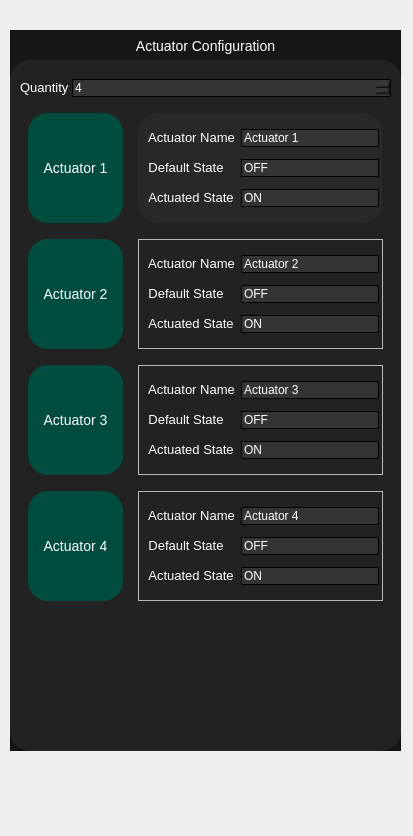
Qt form configuration_section_widgets/actuator_configuration.ui (itumtalaiteam/Denizalti) before a commit.
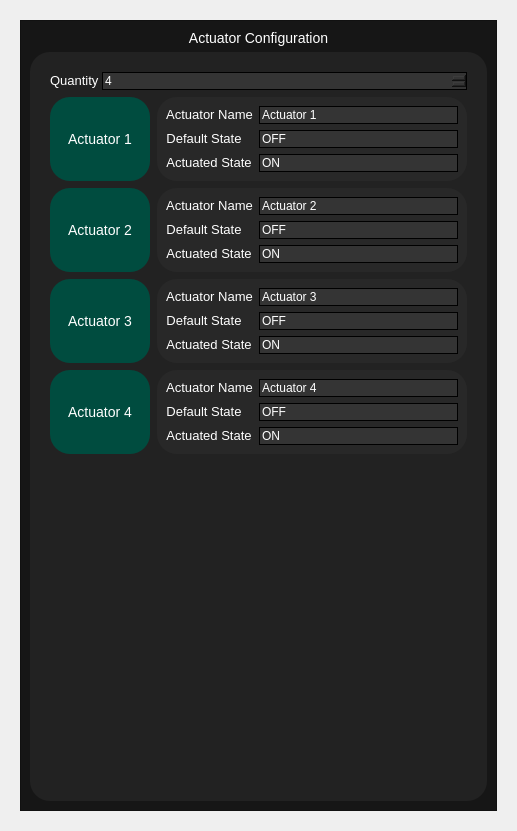
The same form after that commit.

Commit message: Flexibility additions and Configuration Section Update

What changed in the file:
```diff
--- a/configuration_section_widgets/actuator_configuration.ui
+++ b/configuration_section_widgets/actuator_configuration.ui
@@ -6,31 +6,19 @@
    <rect>
     <x>0</x>
     <y>0</y>
-    <width>413</width>
-    <height>836</height>
+    <width>517</width>
+    <height>831</height>
    </rect>
   </property>
   <property name="windowTitle">
    <string>Form</string>
   </property>
+  <layout class="QVBoxLayout" name="verticalLayout_5">
+   <item>
   <widget class="QWidget" name="config_actuator_config_widget" native="true">
-   <property name="geometry">
-    <rect>
-     <x>10</x>
-     <y>30</y>
-     <width>391</width>
-     <height>721</height>
-    </rect>
-   </property>
+     <layout class="QVBoxLayout" name="verticalLayout_4">
+      <item>
    <widget class="QFrame" name="config_actuator_config">
-    <property name="geometry">
-     <rect>
-      <x>0</x>
-      <y>0</y>
-      <width>391</width>
-      <height>721</height>
-     </rect>
-    </property>
     <property name="styleSheet">
      <string notr="true">QFrame#config_actuator_config{
 background-color:	rgba(22,22,22,255);
@@ -42,14 +30,14 @@
     <property name="frameShadow">
      <enum>QFrame::Raised</enum>
     </property>
+        <layout class="QVBoxLayout" name="verticalLayout_2">
+         <item>
     <widget class="QLabel" name="config_label_actuator_config">
-     <property name="geometry">
-      <rect>
-       <x>100</x>
-       <y>0</y>
-       <width>191</width>
-       <height>31</height>
-      </rect>
+           <property name="sizePolicy">
+            <sizepolicy hsizetype="Expanding" vsizetype="Fixed">
+             <horstretch>0</horstretch>
+             <verstretch>0</verstretch>
+            </sizepolicy>
      </property>
      <property name="styleSheet">
       <string notr="true">color:White;
@@ -59,18 +47,12 @@
       <string>Actuator Configuration</string>
      </property>
      <property name="alignment">
-      <set>Qt::AlignCenter</set>
-     </property>
-    </widget>
+            <set>Qt::AlignBottom|Qt::AlignHCenter</set>
+           </property>
+          </widget>
+         </item>
+         <item>
     <widget class="QFrame" name="config_frame_actuator_config">
-     <property name="geometry">
-      <rect>
-       <x>0</x>
-       <y>30</y>
-       <width>391</width>
-       <height>691</height>
-      </rect>
-     </property>
      <property name="styleSheet">
       <string notr="true">QFrame#config_frame_actuator_config {
 background-color: rgba(34,34,34,255);
@@ -103,19 +85,24 @@
      <property name="frameShadow">
       <enum>QFrame::Raised</enum>
      </property>
-     <widget class="QWidget" name="verticalLayoutWidget">
-      <property name="geometry">
-       <rect>
-        <x>10</x>
-        <y>10</y>
-        <width>371</width>
-        <height>541</height>
-       </rect>
-      </property>
+           <layout class="QVBoxLayout" name="verticalLayout">
+            <item>
       <layout class="QVBoxLayout" name="verticalLayout_3">
        <property name="spacing">
         <number>7</number>
        </property>
+              <property name="leftMargin">
+               <number>11</number>
+              </property>
+              <property name="topMargin">
+               <number>11</number>
+              </property>
+              <property name="rightMargin">
+               <number>11</number>
+              </property>
+              <property name="bottomMargin">
+               <number>11</number>
+              </property>
        <item>
         <layout class="QHBoxLayout" name="horizontalLayout">
          <property name="spacing">
@@ -154,22 +141,40 @@
        </item>
        <item>
         <layout class="QHBoxLayout" name="horizontalLayout_2">
+                <property name="leftMargin">
+                 <number>0</number>
+                </property>
+                <property name="topMargin">
+                 <number>0</number>
+                </property>
+                <property name="rightMargin">
+                 <number>0</number>
+                </property>
+                <property name="bottomMargin">
+                 <number>0</number>
+                </property>
          <item>
           <widget class="QLabel" name="config_label_actuator_1">
+                  <property name="sizePolicy">
+                   <sizepolicy hsizetype="Preferred" vsizetype="Preferred">
+                    <horstretch>0</horstretch>
+                    <verstretch>0</verstretch>
+                   </sizepolicy>
+                  </property>
            <property name="minimumSize">
             <size>
-             <width>95</width>
-             <height>110</height>
+                    <width>100</width>
+                    <height>0</height>
             </size>
            </property>
            <property name="maximumSize">
             <size>
-             <width>95</width>
-             <height>110</height>
+                    <width>16777215</width>
+                    <height>16777215</height>
             </size>
            </property>
            <property name="styleSheet">
-            <string notr="true">background-color: rgba(0,77,63,255);
+                   <string notr="true">background-color: rgba(0,76,63,255);
 border-radius: 20px;
 font-size: 14px;</string>
            </property>
@@ -183,22 +188,29 @@
          </item>
          <item>
           <widget class="QFrame" name="config_frame_actuator_1">
+                  <property name="sizePolicy">
+                   <sizepolicy hsizetype="Expanding" vsizetype="Fixed">
+                    <horstretch>0</horstretch>
+                    <verstretch>0</verstretch>
+                   </sizepolicy>
+                  </property>
            <property name="minimumSize">
             <size>
-             <width>200</width>
-             <height>110</height>
+                    <width>0</width>
+                    <height>0</height>
             </size>
            </property>
            <property name="maximumSize">
             <size>
-             <width>245</width>
-             <height>110</height>
+                    <width>16777215</width>
+                    <height>16777215</height>
             </size>
            </property>
            <property name="styleSheet">
             <string notr="true">QFrame#config_frame_actuator_1{
 background-color: rgba(40,40,40,255);
 border-radius: 20px;
+width:250px;
 }
 </string>
            </property>
@@ -208,16 +220,16 @@
            <property name="frameShadow">
             <enum>QFrame::Raised</enum>
            </property>
-           <widget class="QWidget" name="gridLayoutWidget_5">
-            <property name="geometry">
-             <rect>
-              <x>10</x>
-              <y>10</y>
-              <width>231</width>
-              <height>92</height>
-             </rect>
-            </property>
+                  <layout class="QVBoxLayout" name="verticalLayout_8">
+                   <item>
             <layout class="QGridLayout" name="gridLayout_5">
+                     <item row="1" column="1">
+                      <widget class="QLineEdit" name="config_lineedit_default_state_1">
+                       <property name="text">
+                        <string>OFF</string>
+                       </property>
+                      </widget>
+                     </item>
              <item row="0" column="0">
               <widget class="QLabel" name="config_label_actuator_name_1">
                <property name="sizePolicy">
@@ -233,64 +245,14 @@
                 <set>Qt::AlignCenter</set>
                </property>
                <property name="buddy">
-                <cstring>config_label_actuator_quantity</cstring>
-               </property>
-              </widget>
-             </item>
-             <item row="1" column="0">
-              <widget class="QLabel" name="config_label_actuator_default_state_1">
-               <property name="sizePolicy">
-                <sizepolicy hsizetype="Fixed" vsizetype="Fixed">
-                 <horstretch>0</horstretch>
-                 <verstretch>0</verstretch>
-                </sizepolicy>
-               </property>
-               <property name="text">
-                <string>Default State</string>
-               </property>
-               <property name="alignment">
-                <set>Qt::AlignCenter</set>
-               </property>
-               <property name="buddy">
-                <cstring>config_label_actuator_quantity</cstring>
+                        <cstring>config_label_test_speed</cstring>
                </property>
               </widget>
              </item>
              <item row="0" column="1">
-              <widget class="QLineEdit" name="cpanel_ledit_actuator_name_1">
-               <property name="sizePolicy">
-                <sizepolicy hsizetype="Expanding" vsizetype="Fixed">
-                 <horstretch>0</horstretch>
-                 <verstretch>0</verstretch>
-                </sizepolicy>
-               </property>
-               <property name="styleSheet">
-                <string notr="true"/>
-               </property>
+                      <widget class="QLineEdit" name="config_lineedit_actuator_name_1">
                <property name="text">
                 <string>Actuator 1</string>
-               </property>
-               <property name="readOnly">
-                <bool>true</bool>
-               </property>
-              </widget>
-             </item>
-             <item row="1" column="1">
-              <widget class="QLineEdit" name="cpanel_ledit_actuator_default_state_1">
-               <property name="sizePolicy">
-                <sizepolicy hsizetype="Expanding" vsizetype="Fixed">
-                 <horstretch>0</horstretch>
-                 <verstretch>0</verstretch>
-                </sizepolicy>
-               </property>
-               <property name="styleSheet">
-                <string notr="true"/>
-               </property>
-               <property name="text">
-                <string>OFF</string>
-               </property>
-               <property name="readOnly">
-                <bool>true</bool>
                </property>
               </widget>
              </item>
@@ -309,53 +271,79 @@
                 <set>Qt::AlignCenter</set>
                </property>
                <property name="buddy">
-                <cstring>config_label_actuator_quantity</cstring>
+                        <cstring>config_label_test_speed</cstring>
                </property>
               </widget>
              </item>
-             <item row="2" column="1">
-              <widget class="QLineEdit" name="cpanel_ledit_actuator_actuated_state_1">
+                     <item row="1" column="0">
+                      <widget class="QLabel" name="config_label_actuator_default_state_1">
                <property name="sizePolicy">
-                <sizepolicy hsizetype="Expanding" vsizetype="Fixed">
+                        <sizepolicy hsizetype="Fixed" vsizetype="Fixed">
                  <horstretch>0</horstretch>
                  <verstretch>0</verstretch>
                 </sizepolicy>
                </property>
-               <property name="styleSheet">
-                <string notr="true"/>
-               </property>
+                       <property name="text">
+                        <string>Default State</string>
+                       </property>
+                       <property name="alignment">
+                        <set>Qt::AlignCenter</set>
+                       </property>
+                       <property name="buddy">
+                        <cstring>config_label_test_speed</cstring>
+                       </property>
+                      </widget>
+                     </item>
+                     <item row="2" column="1">
+                      <widget class="QLineEdit" name="config_lineedit_actuator_actuated_state_1">
                <property name="text">
                 <string>ON</string>
                </property>
-               <property name="readOnly">
-                <bool>true</bool>
-               </property>
               </widget>
              </item>
             </layout>
-           </widget>
+                   </item>
+                  </layout>
           </widget>
          </item>
         </layout>
        </item>
        <item>
         <layout class="QHBoxLayout" name="horizontalLayout_3">
+                <property name="leftMargin">
+                 <number>0</number>
+                </property>
+                <property name="topMargin">
+                 <number>0</number>
+                </property>
+                <property name="rightMargin">
+                 <number>0</number>
+                </property>
+                <property name="bottomMargin">
+                 <number>0</number>
+                </property>
          <item>
           <widget class="QLabel" name="config_label_actuator_2">
+                  <property name="sizePolicy">
+                   <sizepolicy hsizetype="Preferred" vsizetype="Preferred">
+                    <horstretch>0</horstretch>
+                    <verstretch>0</verstretch>
+                   </sizepolicy>
+                  </property>
            <property name="minimumSize">
             <size>
-             <width>95</width>
-             <height>110</height>
+                    <width>100</width>
+                    <height>0</height>
             </size>
            </property>
            <property name="maximumSize">
             <size>
-             <width>95</width>
-             <height>110</height>
+                    <width>16777215</width>
+                    <height>16777215</height>
             </size>
            </property>
            <property name="styleSheet">
-            <string notr="true">background-color: rgba(0,77,63,255);
+                   <string notr="true">background-color: rgba(0,76,63,255);
 border-radius: 20px;
 font-size: 14px;</string>
            </property>
@@ -369,22 +357,29 @@
          </item>
          <item>
           <widget class="QFrame" name="config_frame_actuator_2">
+                  <property name="sizePolicy">
+                   <sizepolicy hsizetype="Expanding" vsizetype="Fixed">
+                    <horstretch>0</horstretch>
+                    <verstretch>0</verstretch>
+                   </sizepolicy>
+                  </property>
            <property name="minimumSize">
             <size>
-             <width>200</width>
-             <height>110</height>
+                    <width>0</width>
+                    <height>0</height>
             </size>
            </property>
            <property name="maximumSize">
             <size>
-             <width>245</width>
-             <height>110</height>
+                    <width>16777215</width>
+                    <height>16777215</height>
             </size>
            </property>
            <property name="styleSheet">
-            <string notr="true">QFrame#config_frame_actuator_1{
+                   <string notr="true">QFrame#config_frame_actuator_2{
 background-color: rgba(40,40,40,255);
 border-radius: 20px;
+width:250px;
 }
 </string>
            </property>
@@ -394,16 +389,16 @@
            <property name="frameShadow">
             <enum>QFrame::Raised</enum>
            </property>
-           <widget class="QWidget" name="gridLayoutWidget_6">
-            <property name="geometry">
-             <rect>
-              <x>10</x>
-              <y>10</y>
-              <width>231</width>
-              <height>92</height>
-             </rect>
-            </property>
+                  <layout class="QVBoxLayout" name="verticalLayout_9">
+                   <item>
             <layout class="QGridLayout" name="gridLayout_6">
+                     <item row="1" column="1">
+                      <widget class="QLineEdit" name="config_lineedit_default_state_2">
+                       <property name="text">
+                        <string>OFF</string>
+                       </property>
+                      </widget>
+                     </item>
              <item row="0" column="0">
               <widget class="QLabel" name="config_label_actuator_name_2">
                <property name="sizePolicy">
@@ -419,64 +414,14 @@
                 <set>Qt::AlignCenter</set>
                </property>
                <property name="buddy">
-                <cstring>config_label_actuator_quantity</cstring>
-               </property>
-              </widget>
-             </item>
-             <item row="1" column="0">
-              <widget class="QLabel" name="config_label_actuator_default_state_2">
-               <property name="sizePolicy">
-                <sizepolicy hsizetype="Fixed" vsizetype="Fixed">
-                 <horstretch>0</horstretch>
-                 <verstretch>0</verstretch>
-                </sizepolicy>
-               </property>
-               <property name="text">
-                <string>Default State</string>
-               </property>
-               <property name="alignment">
-                <set>Qt::AlignCenter</set>
-               </property>
-               <property name="buddy">
-                <cstring>config_label_actuator_quantity</cstring>
+                        <cstring>config_label_test_speed</cstring>
                </property>
               </widget>
              </item>
              <item row="0" column="1">
-              <widget class="QLineEdit" name="cpanel_ledit_actuator_name_2">
-               <property name="sizePolicy">
-                <sizepolicy hsizetype="Expanding" vsizetype="Fixed">
-                 <horstretch>0</horstretch>
-                 <verstretch>0</verstretch>
-                </sizepolicy>
-               </property>
-               <property name="styleSheet">
-                <string notr="true"/>
-               </property>
+                      <widget class="QLineEdit" name="config_lineedit_actuator_name_2">
                <property name="text">
                 <string>Actuator 2</string>
-               </property>
-               <property name="readOnly">
-                <bool>true</bool>
-               </property>
-              </widget>
-             </item>
-             <item row="1" column="1">
-              <widget class="QLineEdit" name="cpanel_ledit_actuator_default_state_2">
-               <property name="sizePolicy">
-                <sizepolicy hsizetype="Expanding" vsizetype="Fixed">
-                 <horstretch>0</horstretch>
-                 <verstretch>0</verstretch>
-                </sizepolicy>
-               </property>
-               <property name="styleSheet">
-                <string notr="true"/>
-               </property>
-               <property name="text">
-                <string>OFF</string>
-               </property>
-               <property name="readOnly">
-                <bool>true</bool>
                </property>
               </widget>
              </item>
@@ -495,53 +440,79 @@
                 <set>Qt::AlignCenter</set>
                </property>
                <property name="buddy">
-                <cstring>config_label_actuator_quantity</cstring>
+                        <cstring>config_label_test_speed</cstring>
                </property>
               </widget>
              </item>
-             <item row="2" column="1">
-              <widget class="QLineEdit" name="cpanel_ledit_actuator_actuated_state_2">
+                     <item row="1" column="0">
+                      <widget class="QLabel" name="config_label_actuator_default_state_2">
                <property name="sizePolicy">
-                <sizepolicy hsizetype="Expanding" vsizetype="Fixed">
+                        <sizepolicy hsizetype="Fixed" vsizetype="Fixed">
                  <horstretch>0</horstretch>
                  <verstretch>0</verstretch>
                 </sizepolicy>
                </property>
-               <property name="styleSheet">
-                <string notr="true"/>
-               </property>
+                       <property name="text">
+                        <string>Default State</string>
+                       </property>
+                       <property name="alignment">
+                        <set>Qt::AlignCenter</set>
+                       </property>
+                       <property name="buddy">
+                        <cstring>config_label_test_speed</cstring>
+                       </property>
+                      </widget>
+                     </item>
+                     <item row="2" column="1">
+                      <widget class="QLineEdit" name="config_lineedit_actuator_actuated_state_2">
                <property name="text">
                 <string>ON</string>
                </property>
-               <property name="readOnly">
-                <bool>true</bool>
-               </property>
               </widget>
              </item>
             </layout>
-           </widget>
+                   </item>
+                  </layout>
           </widget>
          </item>
         </layout>
        </item>
        <item>
         <layout class="QHBoxLayout" name="horizontalLayout_4">
+                <property name="leftMargin">
+                 <number>0</number>
+                </property>
+                <property name="topMargin">
+                 <number>0</number>
+                </property>
+                <property name="rightMargin">
+                 <number>0</number>
+                </property>
+                <property name="bottomMargin">
+                 <number>0</number>
+                </property>
          <item>
           <widget class="QLabel" name="config_label_actuator_3">
+                  <property name="sizePolicy">
+                   <sizepolicy hsizetype="Preferred" vsizetype="Preferred">
+                    <horstretch>0</horstretch>
+                    <verstretch>0</verstretch>
+                   </sizepolicy>
+                  </property>
            <property name="minimumSize">
             <size>
-             <width>95</width>
-             <height>110</height>
+                    <width>100</width>
+                    <height>0</height>
             </size>
            </property>
            <property name="maximumSize">
             <size>
-             <width>95</width>
-             <height>110</height>
+                    <width>16777215</width>
+                    <height>16777215</height>
             </size>
            </property>
            <property name="styleSheet">
-            <string notr="true">background-color: rgba(0,77,63,255);
+                   <string notr="true">background-color: rgba(0,76,63,255);
 border-radius: 20px;
 font-size: 14px;</string>
            </property>
@@ -555,22 +526,29 @@
          </item>
          <item>
           <widget class="QFrame" name="config_frame_actuator_3">
+                  <property name="sizePolicy">
+                   <sizepolicy hsizetype="Expanding" vsizetype="Fixed">
+                    <horstretch>0</horstretch>
+                    <verstretch>0</verstretch>
+                   </sizepolicy>
+                  </property>
            <property name="minimumSize">
             <size>
-             <width>200</width>
-             <height>110</height>
+                    <width>0</width>
+                    <height>0</height>
             </size>
            </property>
            <property name="maximumSize">
             <size>
-             <width>245</width>
-             <height>110</height>
+                    <width>16777215</width>
+                    <height>16777215</height>
             </size>
            </property>
            <property name="styleSheet">
-            <string notr="true">QFrame#config_frame_actuator_1{
+                   <string notr="true">QFrame#config_frame_actuator_3{
 background-color: rgba(40,40,40,255);
 border-radius: 20px;
+width:250px;
 }
 </string>
            </property>
@@ -580,16 +558,16 @@
            <property name="frameShadow">
             <enum>QFrame::Raised</enum>
            </property>
-           <widget class="QWidget" name="gridLayoutWidget_7">
-            <property name="geometry">
-             <rect>
-              <x>10</x>
-              <y>10</y>
-              <width>231</width>
-              <height>92</height>
-             </rect>
-            </property>
+                  <layout class="QVBoxLayout" name="verticalLayout_10">
+                   <item>
             <layout class="QGridLayout" name="gridLayout_7">
+                     <item row="1" column="1">
+                      <widget class="QLineEdit" name="config_lineedit_default_state_3">
+                       <property name="text">
+                        <string>OFF</string>
+                       </property>
+                      </widget>
+                     </item>
              <item row="0" column="0">
               <widget class="QLabel" name="config_label_actuator_name_3">
                <property name="sizePolicy">
@@ -605,64 +583,14 @@
                 <set>Qt::AlignCenter</set>
                </property>
                <property name="buddy">
-                <cstring>config_label_actuator_quantity</cstring>
-               </property>
-              </widget>
-             </item>
-             <item row="1" column="0">
-              <widget class="QLabel" name="config_label_actuator_default_state_3">
-               <property name="sizePolicy">
-                <sizepolicy hsizetype="Fixed" vsizetype="Fixed">
-                 <horstretch>0</horstretch>
-                 <verstretch>0</verstretch>
-                </sizepolicy>
-               </property>
-               <property name="text">
-                <string>Default State</string>
-               </property>
-               <property name="alignment">
-                <set>Qt::AlignCenter</set>
-               </property>
-               <property name="buddy">
-                <cstring>config_label_actuator_quantity</cstring>
+                        <cstring>config_label_test_speed</cstring>
                </property>
               </widget>
              </item>
              <item row="0" column="1">
-              <widget class="QLineEdit" name="cpanel_ledit_actuator_name_3">
-               <property name="sizePolicy">
-                <sizepolicy hsizetype="Expanding" vsizetype="Fixed">
-                 <horstretch>0</horstretch>
-                 <verstretch>0</verstretch>
-                </sizepolicy>
-               </property>
-               <property name="styleSheet">
-                <string notr="true"/>
-               </property>
+                      <widget class="QLineEdit" name="config_lineedit_actuator_name_3">
                <property name="text">
                 <string>Actuator 3</string>
-               </property>
-               <property name="readOnly">
-                <bool>true</bool>
-               </property>
-              </widget>
-             </item>
-             <item row="1" column="1">
-              <widget class="QLineEdit" name="cpanel_ledit_actuator_default_state_3">
-               <property name="sizePolicy">
-                <sizepolicy hsizetype="Expanding" vsizetype="Fixed">
-                 <horstretch>0</horstretch>
-                 <verstretch>0</verstretch>
-                </sizepolicy>
-               </property>
-               <property name="styleSheet">
-                <string notr="true"/>
-               </property>
-               <property name="text">
-                <string>OFF</string>
-               </property>
-               <property name="readOnly">
-                <bool>true</bool>
                </property>
               </widget>
              </item>
@@ -681,53 +609,79 @@
                 <set>Qt::AlignCenter</set>
                </property>
                <property name="buddy">
-                <cstring>config_label_actuator_quantity</cstring>
+                        <cstring>config_label_test_speed</cstring>
                </property>
               </widget>
              </item>
-             <item row="2" column="1">
-              <widget class="QLineEdit" name="cpanel_ledit_actuator_actuated_state_3">
+                     <item row="1" column="0">
+                      <widget class="QLabel" name="config_label_actuator_default_state_3">
                <property name="sizePolicy">
-                <sizepolicy hsizetype="Expanding" vsizetype="Fixed">
+                        <sizepolicy hsizetype="Fixed" vsizetype="Fixed">
                  <horstretch>0</horstretch>
                  <verstretch>0</verstretch>
                 </sizepolicy>
                </property>
-               <property name="styleSheet">
-                <string notr="true"/>
-               </property>
+                       <property name="text">
+                        <string>Default State</string>
+                       </property>
+                       <property name="alignment">
+                        <set>Qt::AlignCenter</set>
+                       </property>
+                       <property name="buddy">
+                        <cstring>config_label_test_speed</cstring>
+                       </property>
+                      </widget>
+                     </item>
+                     <item row="2" column="1">
+                      <widget class="QLineEdit" name="config_lineedit_actuator_actuated_state_3">
                <property name="text">
                 <string>ON</string>
                </property>
-               <property name="readOnly">
-                <bool>true</bool>
-               </property>
               </widget>
              </item>
             </layout>
-           </widget>
+                   </item>
+                  </layout>
           </widget>
          </item>
         </layout>
        </item>
        <item>
         <layout class="QHBoxLayout" name="horizontalLayout_5">
+                <property name="leftMargin">
+                 <number>0</number>
+                </property>
+                <property name="topMargin">
+                 <number>0</number>
+                </property>
+                <property name="rightMargin">
+                 <number>0</number>
+                </property>
+                <property name="bottomMargin">
+                 <number>0</number>
+                </property>
          <item>
           <widget class="QLabel" name="config_label_actuator_4">
+                  <property name="sizePolicy">
+                   <sizepolicy hsizetype="Preferred" vsizetype="Preferred">
+                    <horstretch>0</horstretch>
+                    <verstretch>0</verstretch>
+                   </sizepolicy>
+                  </property>
            <property name="minimumSize">
             <size>
-             <width>95</width>
-             <height>110</height>
+                    <width>100</width>
+                    <height>0</height>
             </size>
            </property>
            <property name="maximumSize">
             <size>
-             <width>95</width>
-             <height>110</height>
+                    <width>16777215</width>
+                    <height>16777215</height>
             </size>
            </property>
            <property name="styleSheet">
-            <string notr="true">background-color: rgba(0,77,63,255);
+                   <string notr="true">background-color: rgba(0,76,63,255);
 border-radius: 20px;
 font-size: 14px;</string>
            </property>
@@ -741,22 +695,29 @@
          </item>
          <item>
           <widget class="QFrame" name="config_frame_actuator_4">
+                  <property name="sizePolicy">
+                   <sizepolicy hsizetype="Expanding" vsizetype="Fixed">
+                    <horstretch>0</horstretch>
+                    <verstretch>0</verstretch>
+                   </sizepolicy>
+                  </property>
            <property name="minimumSize">
             <size>
-             <width>200</width>
-             <height>110</height>
+                    <width>0</width>
+                    <height>0</height>
             </size>
            </property>
            <property name="maximumSize">
             <size>
-             <width>245</width>
-             <height>110</height>
+                    <width>16777215</width>
+                    <height>16777215</height>
             </size>
            </property>
            <property name="styleSheet">
-            <string notr="true">QFrame#config_frame_actuator_1{
+                   <string notr="true">QFrame#config_frame_actuator_4{
 background-color: rgba(40,40,40,255);
 border-radius: 20px;
+width:250px;
 }
 </string>
            </property>
@@ -766,16 +727,16 @@
            <property name="frameShadow">
             <enum>QFrame::Raised</enum>
            </property>
-           <widget class="QWidget" name="gridLayoutWidget_8">
-            <property name="geometry">
-             <rect>
-              <x>10</x>
-              <y>10</y>
-              <width>231</width>
-              <height>92</height>
-             </rect>
-            </property>
+                  <layout class="QVBoxLayout" name="verticalLayout_11">
+                   <item>
             <layout class="QGridLayout" name="gridLayout_8">
+                     <item row="1" column="1">
+                      <widget class="QLineEdit" name="config_lineedit_default_state_4">
+                       <property name="text">
+                        <string>OFF</string>
+                       </property>
+                      </widget>
+                     </item>
              <item row="0" column="0">
               <widget class="QLabel" name="config_label_actuator_name_4">
                <property name="sizePolicy">
@@ -791,64 +752,14 @@
                 <set>Qt::AlignCenter</set>
                </property>
                <property name="buddy">
-                <cstring>config_label_actuator_quantity</cstring>
-               </property>
-              </widget>
-             </item>
-             <item row="1" column="0">
-              <widget class="QLabel" name="config_label_actuator_default_state_4">
-               <property name="sizePolicy">
-                <sizepolicy hsizetype="Fixed" vsizetype="Fixed">
-                 <horstretch>0</horstretch>
-                 <verstretch>0</verstretch>
-                </sizepolicy>
-               </property>
-               <property name="text">
-                <string>Default State</string>
-               </property>
-               <property name="alignment">
-                <set>Qt::AlignCenter</set>
-               </property>
-               <property name="buddy">
-                <cstring>config_label_actuator_quantity</cstring>
+                        <cstring>config_label_test_speed</cstring>
                </property>
               </widget>
              </item>
              <item row="0" column="1">
-              <widget class="QLineEdit" name="cpanel_ledit_actuator_name_4">
-               <property name="sizePolicy">
-                <sizepolicy hsizetype="Expanding" vsizetype="Fixed">
-                 <horstretch>0</horstretch>
-                 <verstretch>0</verstretch>
-                </sizepolicy>
-               </property>
-               <property name="styleSheet">
-                <string notr="true"/>
-               </property>
+                      <widget class="QLineEdit" name="config_lineedit_actuator_name_4">
                <property name="text">
                 <string>Actuator 4</string>
-               </property>
-               <property name="readOnly">
-                <bool>true</bool>
-               </property>
-              </widget>
-             </item>
-             <item row="1" column="1">
-              <widget class="QLineEdit" name="cpanel_ledit_actuator_default_state_4">
-               <property name="sizePolicy">
-                <sizepolicy hsizetype="Expanding" vsizetype="Fixed">
-                 <horstretch>0</horstretch>
-                 <verstretch>0</verstretch>
-                </sizepolicy>
-               </property>
-               <property name="styleSheet">
-                <string notr="true"/>
-               </property>
-               <property name="text">
-                <string>OFF</string>
-               </property>
-               <property name="readOnly">
-                <bool>true</bool>
                </property>
               </widget>
              </item>
@@ -867,40 +778,68 @@
                 <set>Qt::AlignCenter</set>
                </property>
                <property name="buddy">
-                <cstring>config_label_actuator_quantity</cstring>
+                        <cstring>config_label_test_speed</cstring>
                </property>
               </widget>
              </item>
-             <item row="2" column="1">
-              <widget class="QLineEdit" name="cpanel_ledit_actuator_actuated_state_4">
+                     <item row="1" column="0">
+                      <widget class="QLabel" name="config_label_actuator_default_state_4">
                <property name="sizePolicy">
-                <sizepolicy hsizetype="Expanding" vsizetype="Fixed">
+                        <sizepolicy hsizetype="Fixed" vsizetype="Fixed">
                  <horstretch>0</horstretch>
                  <verstretch>0</verstretch>
                 </sizepolicy>
                </property>
-               <property name="styleSheet">
-                <string notr="true"/>
-               </property>
+                       <property name="text">
+                        <string>Default State</string>
+                       </property>
+                       <property name="alignment">
+                        <set>Qt::AlignCenter</set>
+                       </property>
+                       <property name="buddy">
+                        <cstring>config_label_test_speed</cstring>
+                       </property>
+                      </widget>
+                     </item>
+                     <item row="2" column="1">
+                      <widget class="QLineEdit" name="config_lineedit_actuator_actuated_state_4">
                <property name="text">
                 <string>ON</string>
                </property>
-               <property name="readOnly">
-                <bool>true</bool>
-               </property>
               </widget>
              </item>
             </layout>
-           </widget>
-          </widget>
+                   </item>
+                  </layout>
+                 </widget>
          </item>
         </layout>
        </item>
       </layout>
-     </widget>
-    </widget>
-   </widget>
-  </widget>
+            </item>
+            <item>
+             <spacer name="verticalSpacer">
+              <property name="orientation">
+               <enum>Qt::Vertical</enum>
+              </property>
+              <property name="sizeHint" stdset="0">
+               <size>
+                <width>20</width>
+                <height>40</height>
+               </size>
+              </property>
+             </spacer>
+            </item>
+           </layout>
+          </widget>
+         </item>
+        </layout>
+       </widget>
+      </item>
+     </layout>
+    </widget>
+   </item>
+  </layout>
  </widget>
  <resources/>
  <connections/>
```
Lines whose indentation alone changed are shown as unchanged. The commit also changes 16 other files.
